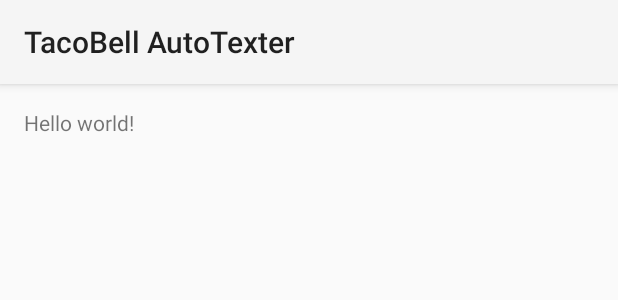
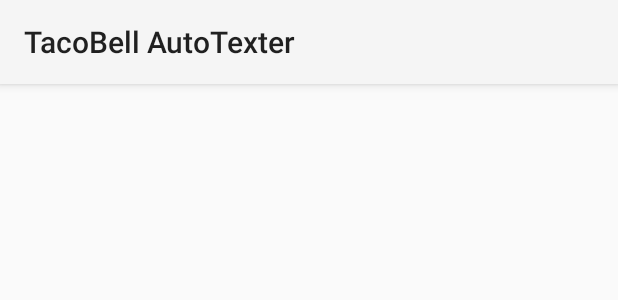
Before and after one commit to tevjef/ContestTexter, an Android app: the layout activity_main.xml on its own in the app's theme, with its tools: preview values and no code run, on a phone screen of 412 x 824 dp. Shown: the top 300 px of the screen. Run offline under Robolectric (Android 15) with nearby library versions, the phone set to English and light mode, and no system bars.

Commit message:
Added an activity to set the alarm

```diff
--- a/app/src/main/AndroidManifest.xml
+++ b/app/src/main/AndroidManifest.xml
@@ -17,7 +17,7 @@
 
         <activity
             android:name="autotexter.tevinjeffrey.com.tacobellautotexter.MainActivity"
-            android:label="@string/title_activity_main" >
+            android:label="@string/app_name" >
         </activity>
     </application>
 
--- a/app/src/main/java/autotexter/tevinjeffrey/com/tacobellautotexter/AlarmReceiver.java
+++ b/app/src/main/java/autotexter/tevinjeffrey/com/tacobellautotexter/AlarmReceiver.java
@@ -15,7 +15,6 @@ public class AlarmReceiver extends BroadcastReceiver {
     public void onReceive(Context context, Intent intent) {
         // an Intent broadcast.
         sendText(context, "87654", "3A6NNMH399L");
-        throw new UnsupportedOperationException("Not yet implemented");
     }
 
     private void sendText(Context context, String number, String message) {
--- a/app/src/main/java/autotexter/tevinjeffrey/com/tacobellautotexter/MainActivity.java
+++ b/app/src/main/java/autotexter/tevinjeffrey/com/tacobellautotexter/MainActivity.java
@@ -41,6 +41,8 @@ public class MainActivity extends Activity {
         // 20 minutes.
         alarmMgr.setRepeating(AlarmManager.RTC_WAKEUP, calendar.getTimeInMillis(),
                 1000 * 60 * 60 * 12, alarmIntent);
+
+        finish();
     }
 
 
--- a/app/src/main/res/layout/activity_main.xml
+++ b/app/src/main/res/layout/activity_main.xml
@@ -6,7 +6,6 @@
     android:paddingBottom="@dimen/activity_vertical_margin"
     tools:context="autotexter.tevinjeffrey.com.tacobellautotexter.MainActivity">
 
-    <TextView android:text="@string/hello_world" android:layout_width="wrap_content"
-        android:layout_height="wrap_content" />
+
 
 </RelativeLayout>
```
Also changed, not shown: 1 other file.
